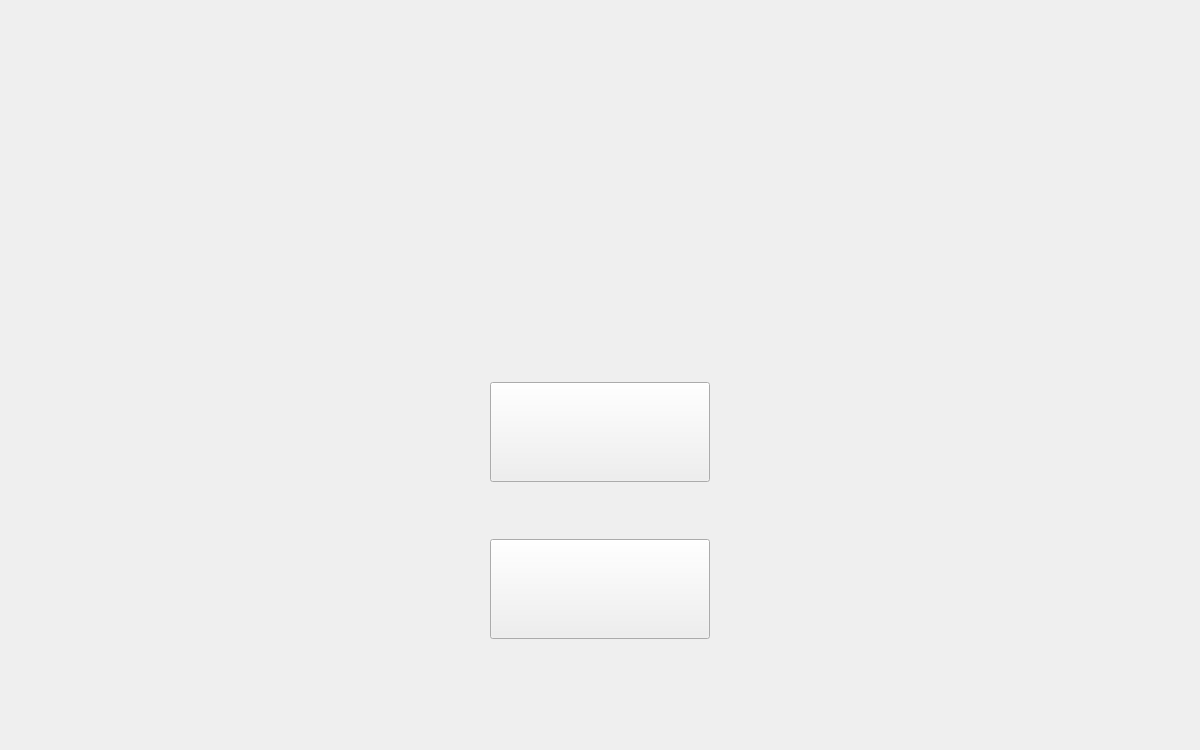
This is Mainwidget.ui in Steel-B/MyGame as Qt 5 draws it before an edit. The edited form follows.
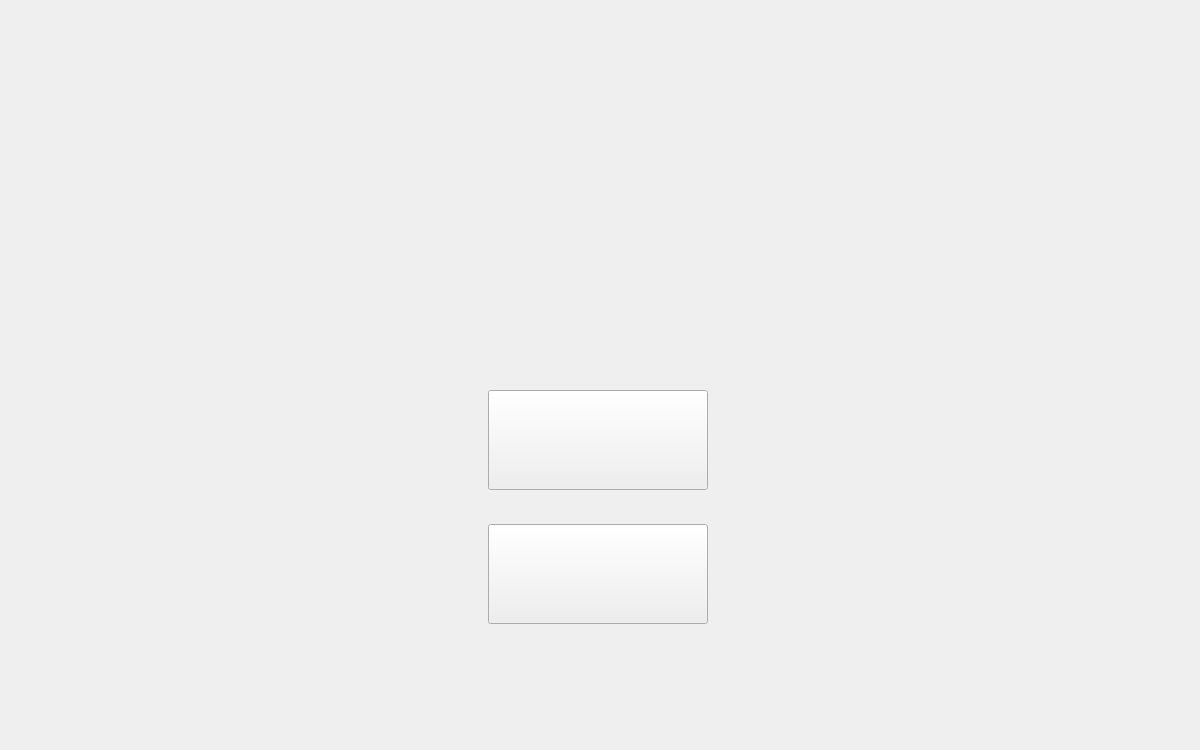
This is the edited form. Icons and pictures are not drawn.

Diff of the .ui file:
```diff
--- a/Mainwidget.ui
+++ b/Mainwidget.ui
@@ -19,6 +19,15 @@
   <property name="windowTitle">
    <string>Widget</string>
   </property>
+  <widget class="QWidget" name="">
+   <property name="geometry">
+    <rect>
+     <x>11</x>
+     <y>11</y>
+     <width>1174</width>
+     <height>721</height>
+    </rect>
+   </property>
   <layout class="QGridLayout" name="gridLayout">
    <item row="0" column="1">
     <spacer name="verticalSpacer">
@@ -30,8 +39,8 @@
      </property>
      <property name="sizeHint" stdset="0">
       <size>
-       <width>20</width>
-       <height>371</height>
+        <width>217</width>
+        <height>368</height>
       </size>
      </property>
     </spacer>
@@ -62,8 +71,8 @@
      </property>
      <property name="sizeHint" stdset="0">
       <size>
-       <width>500</width>
-       <height>20</height>
+        <width>469</width>
+        <height>26</height>
       </size>
      </property>
     </spacer>
@@ -75,8 +84,8 @@
      </property>
      <property name="sizeHint" stdset="0">
       <size>
-       <width>20</width>
-       <height>20</height>
+        <width>217</width>
+        <height>26</height>
       </size>
      </property>
     </spacer>
@@ -88,24 +97,8 @@
      </property>
      <property name="sizeHint" stdset="0">
       <size>
-       <width>500</width>
-       <height>20</height>
-      </size>
-     </property>
-    </spacer>
-   </item>
-   <item row="5" column="1">
-    <spacer name="verticalSpacer_2">
-     <property name="orientation">
-      <enum>Qt::Vertical</enum>
-     </property>
-     <property name="sizeType">
-      <enum>QSizePolicy::Fixed</enum>
-     </property>
-     <property name="sizeHint" stdset="0">
-      <size>
-       <width>20</width>
-       <height>100</height>
+        <width>469</width>
+        <height>26</height>
       </size>
      </property>
     </spacer>
@@ -126,8 +119,25 @@
      </property>
     </widget>
    </item>
-  </layout>
- </widget>
+    <item row="4" column="1">
+     <spacer name="verticalSpacer_2">
+      <property name="orientation">
+       <enum>Qt::Vertical</enum>
+      </property>
+      <property name="sizeType">
+       <enum>QSizePolicy::Fixed</enum>
+      </property>
+      <property name="sizeHint" stdset="0">
+       <size>
+        <width>217</width>
+        <height>97</height>
+       </size>
+      </property>
+     </spacer>
+    </item>
+   </layout>
+  </widget>
+ </widget>
  <layoutdefault spacing="6" margin="11"/>
  <resources/>
  <connections>
```
Left out of the diff: 32 changed lines with no effect on the pictures. Lines whose indentation alone changed are shown as unchanged.
